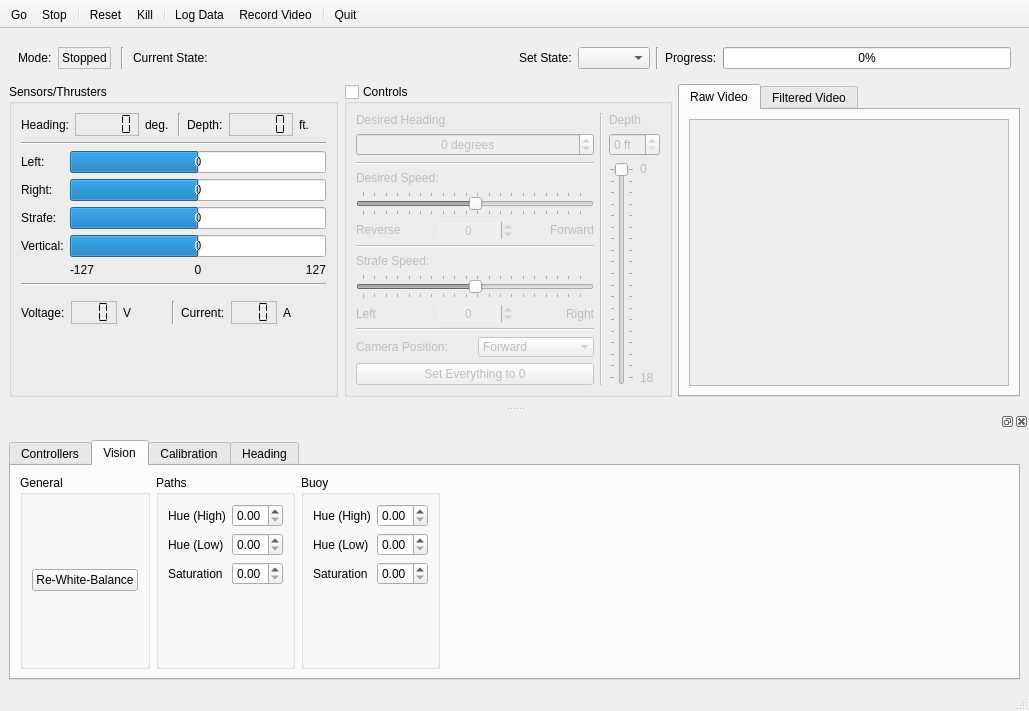
mtboswell/mtboswell-auvc2, file dashboard/dashboard.ui: the form before one commit.
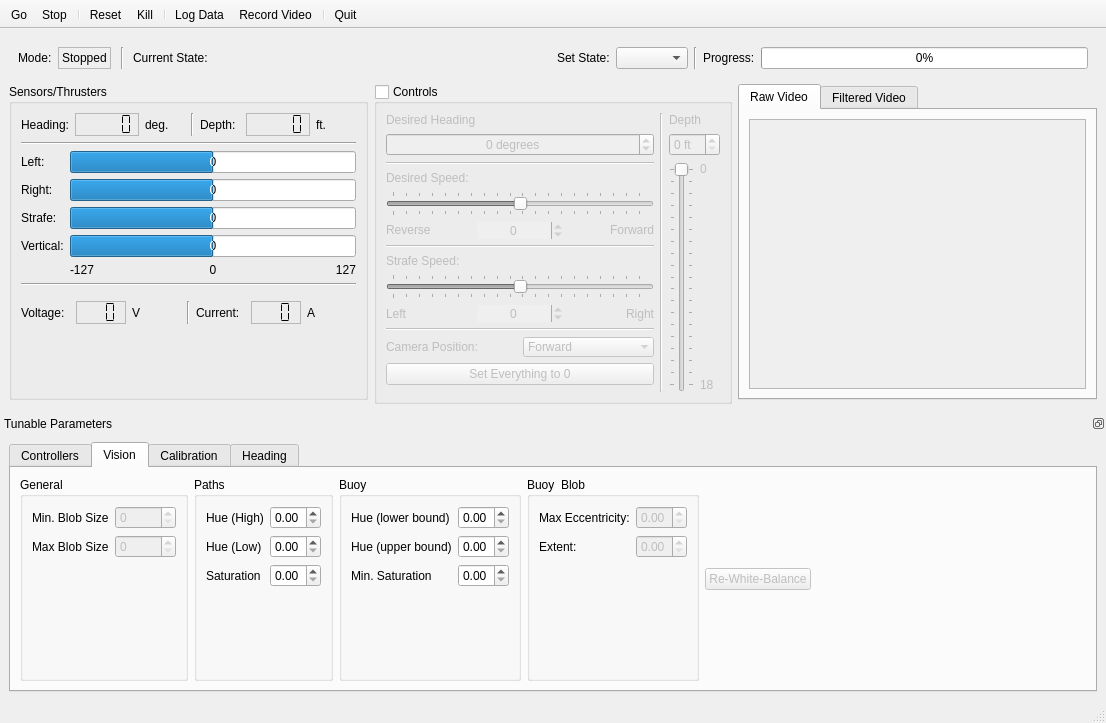
The form after the commit. The open tabs and pages were chosen to show the change.

Diff of the .ui file:
```diff
--- a/dashboard/dashboard.ui
+++ b/dashboard/dashboard.ui
@@ -7,8 +7,8 @@
    <rect>
     <x>0</x>
     <y>0</y>
-    <width>1029</width>
-    <height>711</height>
+    <width>1106</width>
+    <height>723</height>
    </rect>
   </property>
   <property name="sizePolicy">
@@ -19,7 +19,7 @@
   </property>
   <property name="minimumSize">
    <size>
-    <width>912</width>
+    <width>1024</width>
     <height>600</height>
    </size>
   </property>
@@ -154,6 +154,12 @@
           <verstretch>0</verstretch>
          </sizepolicy>
         </property>
+        <property name="minimumSize">
+         <size>
+          <width>0</width>
+          <height>290</height>
+         </size>
+        </property>
         <property name="acceptDrops">
          <bool>true</bool>
         </property>
@@ -506,6 +512,12 @@
           <verstretch>0</verstretch>
          </sizepolicy>
         </property>
+        <property name="minimumSize">
+         <size>
+          <width>0</width>
+          <height>320</height>
+         </size>
+        </property>
         <property name="title">
          <string>Controls</string>
         </property>
@@ -874,6 +886,12 @@
       </item>
       <item>
        <widget class="QTabWidget" name="tabWidget">
+        <property name="minimumSize">
+         <size>
+          <width>0</width>
+          <height>290</height>
+         </size>
+        </property>
         <property name="currentIndex">
          <number>0</number>
         </property>
@@ -1000,12 +1018,36 @@
    <addaction name="actionQuit"/>
   </widget>
   <widget class="QDockWidget" name="settingsDockWidget">
+   <property name="sizePolicy">
+    <sizepolicy hsizetype="Minimum" vsizetype="Minimum">
+     <horstretch>0</horstretch>
+     <verstretch>0</verstretch>
+    </sizepolicy>
+   </property>
+   <property name="minimumSize">
+    <size>
+     <width>1041</width>
+     <height>287</height>
+    </size>
+   </property>
+   <property name="maximumSize">
+    <size>
+     <width>524287</width>
+     <height>287</height>
+    </size>
+   </property>
    <property name="autoFillBackground">
-    <bool>true</bool>
+    <bool>false</bool>
+   </property>
+   <property name="features">
+    <set>QDockWidget::DockWidgetFloatable|QDockWidget::DockWidgetMovable</set>
    </property>
    <property name="allowedAreas">
     <set>Qt::BottomDockWidgetArea|Qt::TopDockWidgetArea</set>
    </property>
+   <property name="windowTitle">
+    <string>Tunable Parameters</string>
+   </property>
    <attribute name="dockWidgetArea">
     <number>8</number>
    </attribute>
@@ -1469,11 +1511,44 @@
            <property name="title">
             <string>General</string>
            </property>
-           <layout class="QVBoxLayout" name="verticalLayout_4">
-            <item>
-             <widget class="QPushButton" name="pushButton">
+           <layout class="QFormLayout" name="formLayout_12">
+            <item row="0" column="0">
+             <widget class="QLabel" name="label_32">
               <property name="text">
-               <string>Re-White-Balance</string>
+               <string>Min. Blob Size</string>
+              </property>
+             </widget>
+            </item>
+            <item row="0" column="1">
+             <widget class="QSpinBox" name="minBlobSpinBox">
+              <property name="enabled">
+               <bool>false</bool>
+              </property>
+              <property name="maximum">
+               <number>19200</number>
+              </property>
+              <property name="singleStep">
+               <number>5</number>
+              </property>
+             </widget>
+            </item>
+            <item row="2" column="0">
+             <widget class="QLabel" name="label_33">
+              <property name="text">
+               <string>Max Blob Size</string>
+              </property>
+             </widget>
+            </item>
+            <item row="2" column="1">
+             <widget class="QSpinBox" name="maxBlobSizeSpinBox">
+              <property name="enabled">
+               <bool>false</bool>
+              </property>
+              <property name="maximum">
+               <number>19200</number>
+              </property>
+              <property name="singleStep">
+               <number>5</number>
               </property>
              </widget>
             </item>
@@ -1548,6 +1623,9 @@
            <property name="title">
             <string>Buoy</string>
            </property>
+           <property name="flat">
+            <bool>false</bool>
+           </property>
            <layout class="QFormLayout" name="formLayout_5">
             <property name="fieldGrowthPolicy">
              <enum>QFormLayout::AllNonFixedFieldsGrow</enum>
@@ -1555,14 +1633,14 @@
             <item row="1" column="0">
              <widget class="QLabel" name="label_7">
               <property name="text">
-               <string>Hue (High)</string>
+               <string>Hue (lower bound)</string>
               </property>
              </widget>
             </item>
             <item row="2" column="0">
              <widget class="QLabel" name="label_8">
               <property name="text">
-               <string>Hue (Low)</string>
+               <string>Hue (upper bound)</string>
               </property>
              </widget>
             </item>
@@ -1589,7 +1667,7 @@
             <item row="3" column="0">
              <widget class="QLabel" name="label_5">
               <property name="text">
-               <string>Saturation</string>
+               <string>Min. Saturation</string>
               </property>
              </widget>
             </item>
@@ -1606,6 +1684,65 @@
            </layout>
           </widget>
          </item>
+         <item>
+          <widget class="QGroupBox" name="groupBox_14">
+           <property name="title">
+            <string>Buoy  Blob</string>
+           </property>
+           <layout class="QFormLayout" name="formLayout_13">
+            <item row="0" column="0">
+             <widget class="QLabel" name="label_31">
+              <property name="text">
+               <string>Max Eccentricity:</string>
+              </property>
+             </widget>
+            </item>
+            <item row="0" column="1">
+             <widget class="QDoubleSpinBox" name="buoyEccentSpinBox">
+              <property name="enabled">
+               <bool>false</bool>
+              </property>
+              <property name="maximum">
+               <double>1.000000000000000</double>
+              </property>
+              <property name="singleStep">
+               <double>0.050000000000000</double>
+              </property>
+             </widget>
+            </item>
+            <item row="1" column="0">
+             <widget class="QLabel" name="label_34">
+              <property name="text">
+               <string>Extent:</string>
+              </property>
+             </widget>
+            </item>
+            <item row="1" column="1">
+             <widget class="QDoubleSpinBox" name="buoyExtentSpinBox">
+              <property name="enabled">
+               <bool>false</bool>
+              </property>
+              <property name="maximum">
+               <double>1.000000000000000</double>
+              </property>
+              <property name="singleStep">
+               <double>0.050000000000000</double>
+              </property>
+             </widget>
+            </item>
+           </layout>
+          </widget>
+         </item>
+         <item>
+          <widget class="QPushButton" name="pushButton">
+           <property name="enabled">
+            <bool>false</bool>
+           </property>
+           <property name="text">
+            <string>Re-White-Balance</string>
+           </property>
+          </widget>
+         </item>
          <item>
           <spacer name="horizontalSpacer">
            <property name="orientation">
```
Left out of the diff: 255 changed lines with no effect on the pictures. Lines whose indentation alone changed are shown as unchanged.
